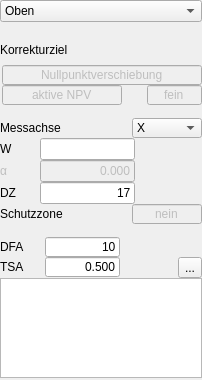
The window that TouchProbe/tp_steg.ui (mikejg/CamHelper) describes before a commit, drawn with Qt 5.
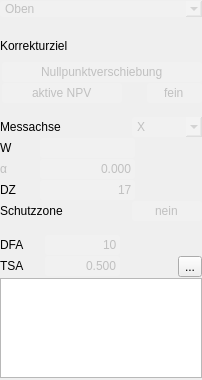
The same window after the commit. Icons and pictures are not drawn. Custom widgets are drawn as their Qt base class.

```diff
--- a/TouchProbe/tp_steg.ui
+++ b/TouchProbe/tp_steg.ui
@@ -25,6 +25,19 @@
   <property name="windowTitle">
    <string>Form</string>
   </property>
+  <property name="styleSheet">
+   <string notr="true">QLineEdit{color:rgb(192,192,192);
+                  background-color: rgba(255, 255, 255,32);
+                  border-radius:3px;}
+QLineEdit:focus{color:rgb(192,192,192);
+                             border: 1px solid;
+                             border-color: rgb(0, 128, 0);
+                            selection-background-color: rgb(40, 76, 117);}
+
+QComboBox{color:rgb(192,192,192);
+                        background-color: rgba(255, 255, 255,32);
+                         border-radius:3px;}</string>
+  </property>
   <layout class="QVBoxLayout" name="verticalLayout">
    <property name="spacing">
     <number>0</number>
```
Left out of the diff: 2 changed lines with no effect on the pictures.
